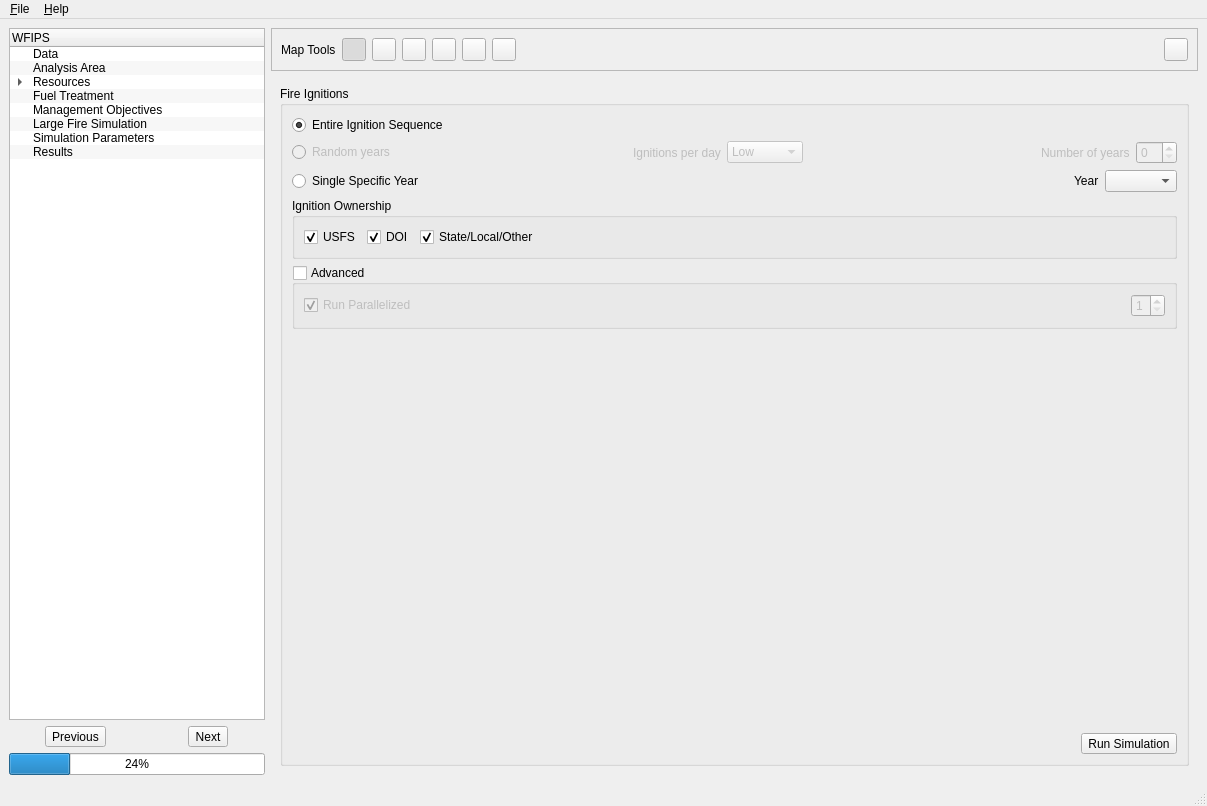
Qt form irs/src/gui/wfipsmainwindow.ui (firelab/wfips) before a commit.
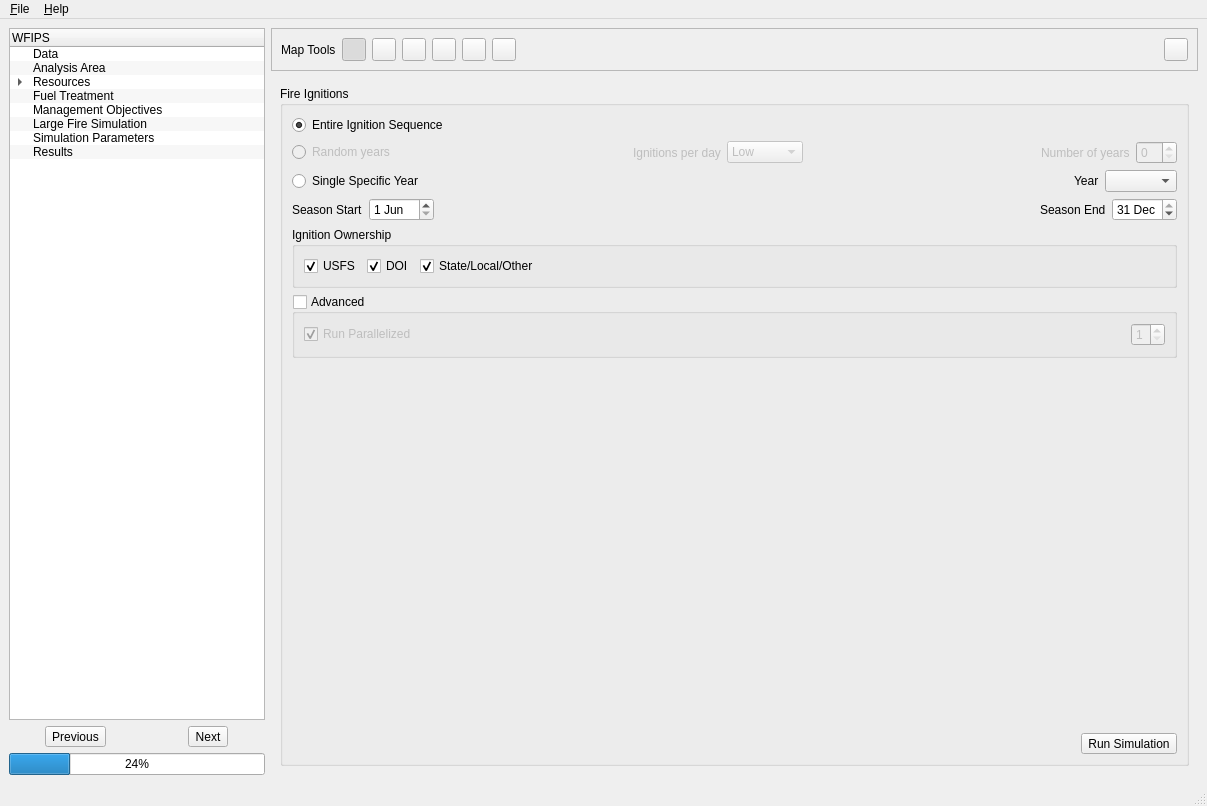
The same form after that commit. The open tabs and pages were chosen to show the change.

Commit message: allow limit on ignition season

The edit to the form file:
```diff
--- a/irs/src/gui/wfipsmainwindow.ui
+++ b/irs/src/gui/wfipsmainwindow.ui
@@ -2100,6 +2100,65 @@
                </item>
               </layout>
              </item>
+             <item>
+              <layout class="QHBoxLayout" name="horizontalLayout_32">
+               <item>
+                <widget class="QLabel" name="label_19">
+                 <property name="text">
+                  <string>Season Start</string>
+                 </property>
+                </widget>
+               </item>
+               <item>
+                <widget class="QDateEdit" name="ignStartDayDateEdit">
+                 <property name="date">
+                  <date>
+                   <year>2000</year>
+                   <month>6</month>
+                   <day>1</day>
+                  </date>
+                 </property>
+                 <property name="displayFormat">
+                  <string>d MMM</string>
+                 </property>
+                </widget>
+               </item>
+               <item>
+                <spacer name="horizontalSpacer_26">
+                 <property name="orientation">
+                  <enum>Qt::Horizontal</enum>
+                 </property>
+                 <property name="sizeHint" stdset="0">
+                  <size>
+                   <width>40</width>
+                   <height>20</height>
+                  </size>
+                 </property>
+                </spacer>
+               </item>
+               <item>
+                <widget class="QLabel" name="label_26">
+                 <property name="text">
+                  <string>Season End</string>
+                 </property>
+                </widget>
+               </item>
+               <item>
+                <widget class="QDateEdit" name="ignEndDayDateEdit">
+                 <property name="date">
+                  <date>
+                   <year>2000</year>
+                   <month>12</month>
+                   <day>31</day>
+                  </date>
+                 </property>
+                 <property name="displayFormat">
+                  <string>d MMM</string>
+                 </property>
+                </widget>
+               </item>
+              </layout>
+             </item>
              <item>
               <widget class="QGroupBox" name="groupBox">
                <property name="title">
```
Left out of the diff: 2 changed lines with no effect on the pictures. The commit also changes 6 other files.
